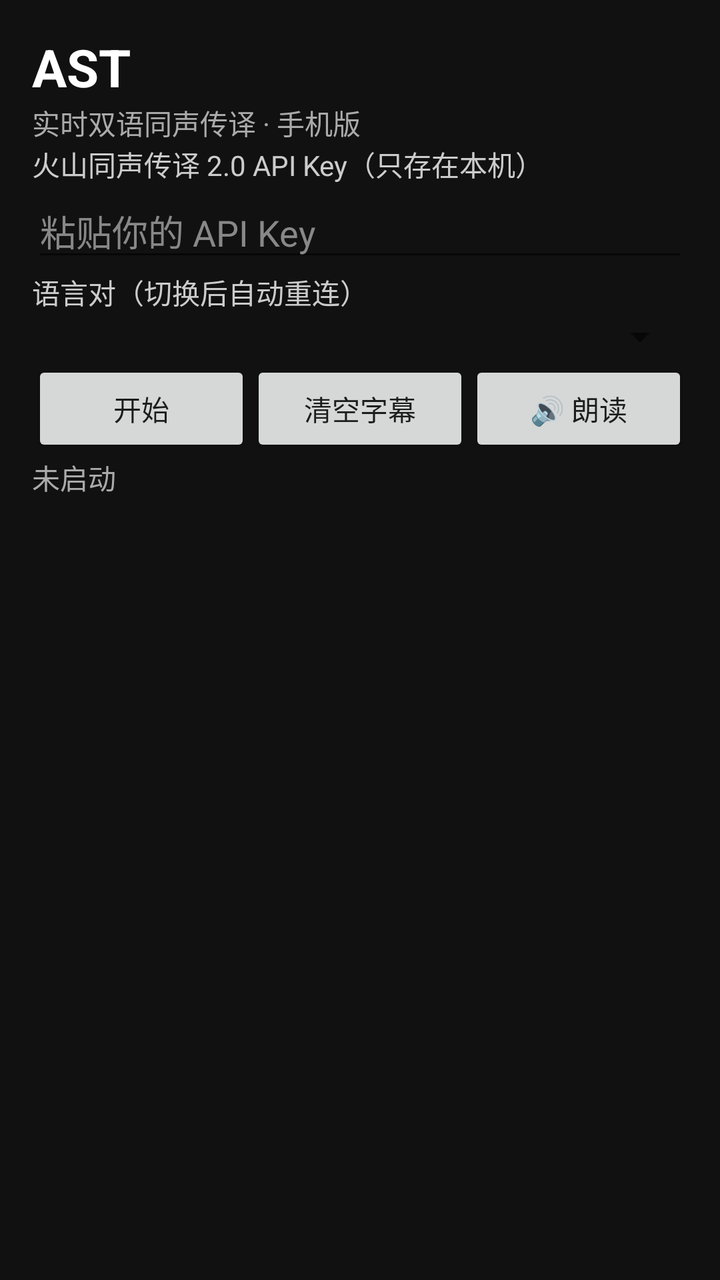
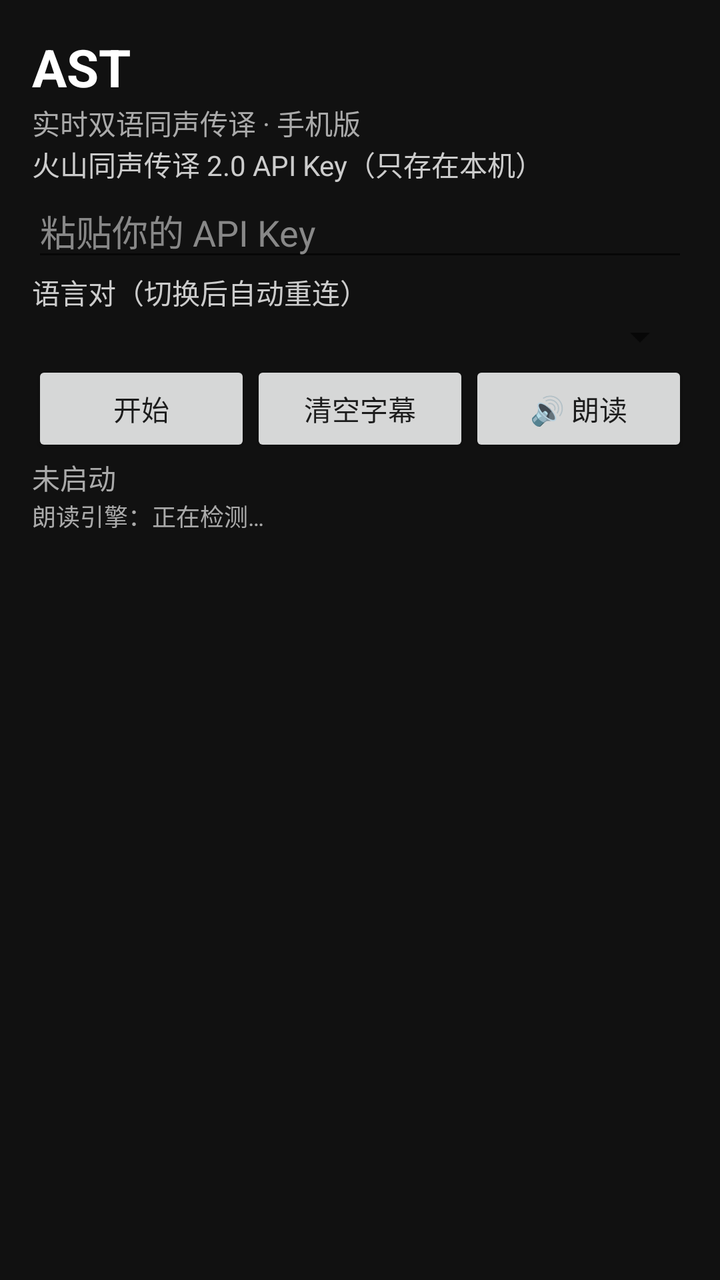

Compare the two renders of this Android layout. The source of the first and the diff that turns it into the second are given below.
<!-- AndroidManifest.xml: application theme Theme.AppCompat.Light.NoActionBar -->
<!-- res/layout/activity_main.xml -->
<?xml version="1.0" encoding="utf-8"?>
<LinearLayout xmlns:android="http://schemas.android.com/apk/res/android"
    android:layout_width="match_parent" android:layout_height="match_parent" android:orientation="vertical" android:background="#111111" android:padding="16dp">
    <TextView android:layout_width="wrap_content" android:layout_height="wrap_content" android:text="AST" android:textSize="26sp" android:textStyle="bold" android:textColor="#FFFFFF" />
    <TextView android:layout_width="wrap_content" android:layout_height="wrap_content" android:text="实时双语同声传译 · 手机版" android:textSize="14sp" android:textColor="#AAAAAA" />
    <TextView android:layout_width="wrap_content" android:layout_height="wrap_content" android:text="火山同声传译 2.0 API Key（只存在本机）" android:textColor="#CCCCCC" />
    <EditText android:id="@+id/keyEdit" android:layout_width="match_parent" android:layout_height="wrap_content" android:hint="粘贴你的 API Key" android:inputType="textPassword" android:textColor="#FFFFFF" android:textColorHint="#888888" />
    <TextView android:layout_width="wrap_content" android:layout_height="wrap_content" android:text="语言对（切换后自动重连）" android:textColor="#CCCCCC" />
    <Spinner android:id="@+id/pairSpinner" android:layout_width="match_parent" android:layout_height="wrap_content" />
    <LinearLayout android:layout_width="match_parent" android:layout_height="wrap_content" android:orientation="horizontal">
        <Button android:id="@+id/startBtn" android:layout_width="0dp" android:layout_weight="1" android:layout_height="wrap_content" android:text="开始" />
        <Button android:id="@+id/clearBtn" android:layout_width="0dp" android:layout_weight="1" android:layout_height="wrap_content" android:text="清空字幕" />
        <Button android:id="@+id/speakBtn" android:layout_width="0dp" android:layout_weight="1" android:layout_height="wrap_content" android:text="🔊 朗读" />
    </LinearLayout>
    <TextView android:id="@+id/statusText" android:layout_width="wrap_content" android:layout_height="wrap_content" android:text="未启动" android:textColor="#AAAAAA" />
    <ScrollView android:id="@+id/subScroll" android:layout_width="match_parent" android:layout_height="0dp" android:layout_weight="1" android:scrollbars="vertical" android:scrollbarStyle="insideOverlay" android:fadeScrollbars="false">
        <LinearLayout android:id="@+id/subContainer" android:layout_width="match_parent" android:layout_height="wrap_content" android:orientation="vertical" />
    </ScrollView>
    <TextView android:id="@+id/subText" android:layout_width="match_parent" android:layout_height="wrap_content" android:visibility="gone" />
</LinearLayout>
<!-- resources referenced by this layout -->
<resources>

</resources>

<!-- the commit's change to res/layout/activity_main.xml (unified diff, before → after) -->
@@ -13,6 +13,7 @@
         <Button android:id="@+id/speakBtn" android:layout_width="0dp" android:layout_weight="1" android:layout_height="wrap_content" android:text="🔊 朗读" />
     </LinearLayout>
     <TextView android:id="@+id/statusText" android:layout_width="wrap_content" android:layout_height="wrap_content" android:text="未启动" android:textColor="#AAAAAA" />
+    <TextView android:id="@+id/ttsEngineText" android:layout_width="wrap_content" android:layout_height="wrap_content" android:text="朗读引擎：正在检测…" android:textColor="#AAAAAA" android:textSize="12sp" />
     <ScrollView android:id="@+id/subScroll" android:layout_width="match_parent" android:layout_height="0dp" android:layout_weight="1" android:scrollbars="vertical" android:scrollbarStyle="insideOverlay" android:fadeScrollbars="false">
         <LinearLayout android:id="@+id/subContainer" android:layout_width="match_parent" android:layout_height="wrap_content" android:orientation="vertical" />
     </ScrollView>
